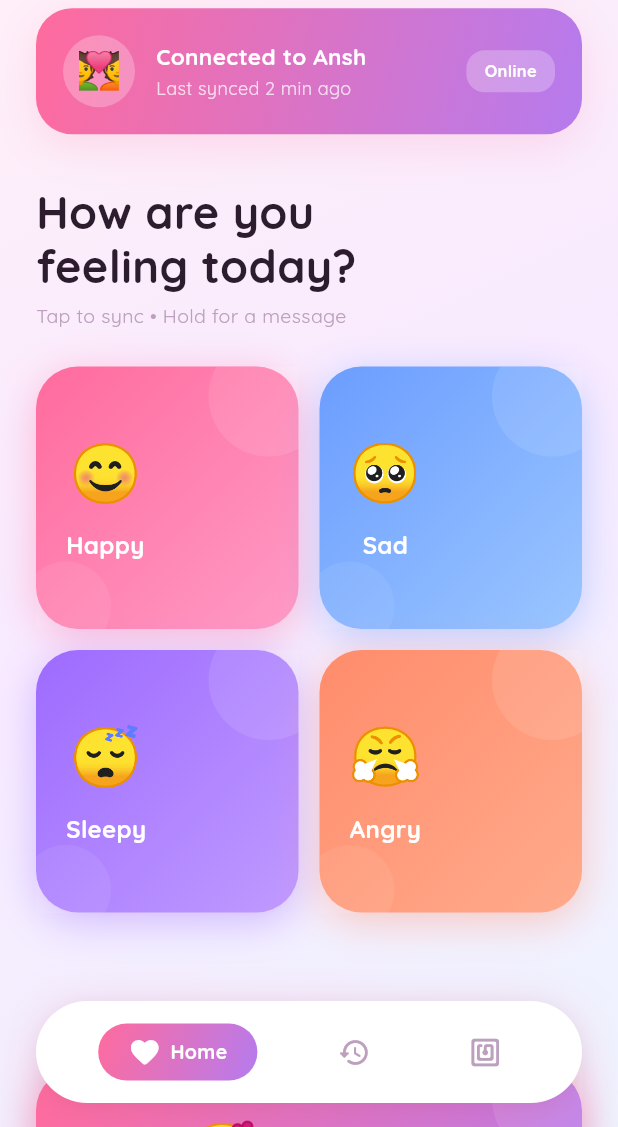
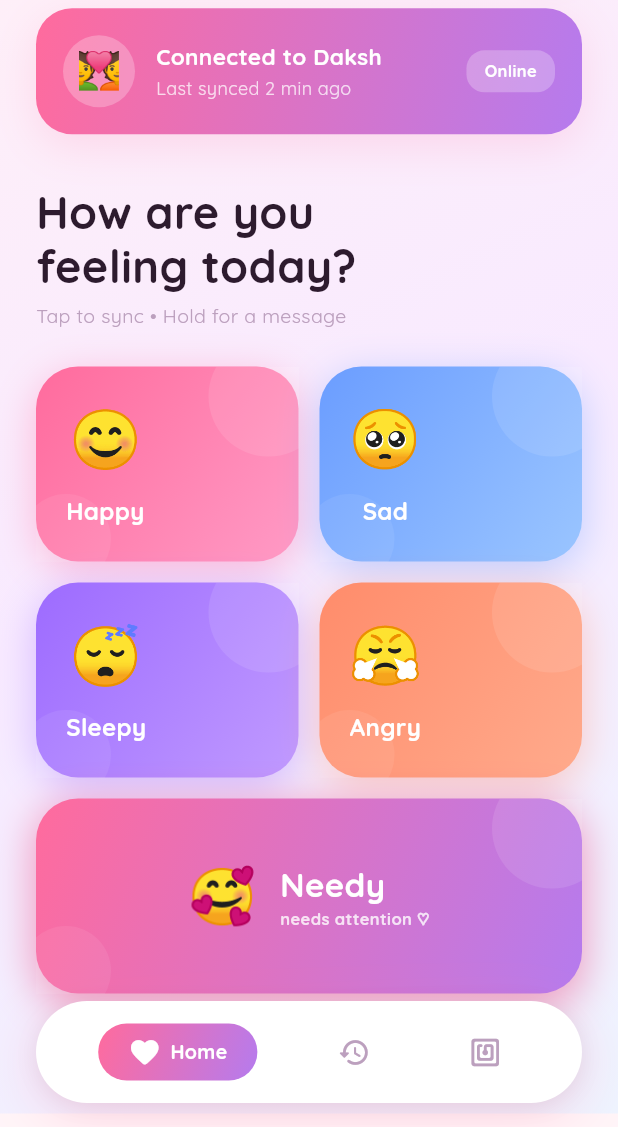
Before and after one commit to DakshKamble/soul-sync, a Flutter app: the screen it shows after launch, on a phone screen of 412 x 824 dp, the part 109-1236 px from its top. Run offline on Flutter 3.47's test engine with Material 3 defaults, Android fonts, the phone set to English and light mode, and no system bars; our stand-ins replace firebase_core, firebase_database; accounts and stored records are empty.

Commit message:
working for modification

```diff
--- a/lib/main.dart
+++ b/lib/main.dart
@@ -221,8 +221,7 @@ class _NavItem extends StatelessWidget {
         child: Row(
           mainAxisSize: MainAxisSize.min,
           children: [
-            Icon(icon,
-                color: active ? Colors.white : SS.textLight, size: 22),
+            Icon(icon, color: active ? Colors.white : SS.textLight, size: 22),
             if (active) ...[
               const SizedBox(width: 6),
               Text(label,
@@ -236,6 +235,16 @@ class _NavItem extends StatelessWidget {
       ),
     );
   }
+}
+
+// ─── MOOD DATA ────────────────────────────────────────────────────────────────
+
+class MoodData {
+  final String name;
+  final String emoji;
+  final Color color;
+  final List<Color> gradient;
+  const MoodData(this.name, this.emoji, this.color, this.gradient);
 }
 
 // ─── HOME TAB ─────────────────────────────────────────────────────────────────
@@ -317,6 +326,7 @@ class _HomeTabState extends State<HomeTab> with TickerProviderStateMixin {
           child: FadeTransition(opacity: anim, child: child),
         );
       },
+      // FIX: Pass _sendMood directly — signature now matches
       pageBuilder: (ctx, _, __) => _MoodDialog(mood: mood, onSend: _sendMood),
     );
   }
@@ -326,8 +336,9 @@ class _HomeTabState extends State<HomeTab> with TickerProviderStateMixin {
     return SafeArea(
       bottom: false,
       child: SingleChildScrollView(
-        padding: const EdgeInsets.fromLTRB(24, 8, 24, 120),
+        padding: const EdgeInsets.fromLTRB(24, 8, 24, 80), //changed according to gemini -1
         child: Column(
+          mainAxisSize: MainAxisSize.min,
           crossAxisAlignment: CrossAxisAlignment.start,
           children: [
             _buildHeader(),
@@ -344,8 +355,9 @@ class _HomeTabState extends State<HomeTab> with TickerProviderStateMixin {
             Text('Tap to sync • Hold for a message',
                 style: TextStyle(fontSize: 13, color: SS.textLight)),
             const SizedBox(height: 24),
+            // FIX: 2x2 grid then full-width Needy button below
             _buildMoodGrid(),
-            const SizedBox(height: 20),
+            const SizedBox(height: 14),
             _buildNeedyButton(),
           ],
         ),
@@ -424,7 +436,7 @@ class _HomeTabState extends State<HomeTab> with TickerProviderStateMixin {
               child: Column(
                   crossAxisAlignment: CrossAxisAlignment.start,
                   children: [
-                    const Text('Connected to Ansh',
+                    const Text('Connected to Daksh',
                         style: TextStyle(
                             color: Colors.white,
                             fontWeight: FontWeight.w700,
@@ -455,6 +467,8 @@ class _HomeTabState extends State<HomeTab> with TickerProviderStateMixin {
     );
   }
 
+  // FIX: Use a Row-based 2×2 layout instead of GridView so heights are equal
+  // and there is consistent 14px spacing between all cards.
   Widget _buildMoodGrid() {
     final moods = [
       MoodData('Happy', '😊', const Color(0xFFFF6B9D),
@@ -466,23 +480,55 @@ class _HomeTabState extends State<HomeTab> with TickerProviderStateMixin {
       MoodData('Angry', '😤', const Color(0xFFFF8C6B),
           [const Color(0xFFFF8C6B), const Color(0xFFFFAA8C)]),
     ];
-    return GridView.count(
-      shrinkWrap: true,
-      physics: const NeverScrollableScrollPhysics(),
-      crossAxisCount: 2,
-      crossAxisSpacing: 14,
-      mainAxisSpacing: 14,
-      childAspectRatio: 1.0,
-      children: moods
-          .asMap()
-          .entries
-          .map((e) => _AnimatedMoodCard(
-                mood: e.value,
-                delay: Duration(milliseconds: e.key * 80),
-                onTap: () => _sendMood(e.value.name),
-                onLongPress: () => _openMoodDialog(e.value),
-              ))
-          .toList(),
+
+    return Column(
+      children: [
+        // Row 1
+        Row(
+          children: [
+            Expanded(
+              child: _AnimatedMoodCard(
+                mood: moods[0],
+                delay: const Duration(milliseconds: 0),
+                onTap: () => _sendMood(moods[0].name),
+                onLongPress: () => _openMoodDialog(moods[0]),
+              ),
+            ),
+            const SizedBox(width: 14),
+            Expanded(
+              child: _AnimatedMoodCard(
+                mood: moods[1],
+                delay: const Duration(milliseconds: 80),
+                onTap: () => _sendMood(moods[1].name),
+                onLongPress: () => _openMoodDialog(moods[1]),
+              ),
+            ),
+          ],
+        ),
+        const SizedBox(height: 14),
+        // Row 2
+        Row(
+          children: [
+            Expanded(
+              child: _AnimatedMoodCard(
+                mood: moods[2],
+                delay: const Duration(milliseconds: 160),
+                onTap: () => _sendMood(moods[2].name),
+                onLongPress: () => _openMoodDialog(moods[2]),
+              ),
+            ),
+            const SizedBox(width: 14),
+            Expanded(
+              child: _AnimatedMoodCard(
+                mood: moods[3],
+                delay: const Duration(milliseconds: 240),
+                onTap: () => _sendMood(moods[3].name),
+                onLongPress: () => _openMoodDialog(moods[3]),
+              ),
+            ),
+          ],
+        ),
+      ],
     );
   }
 
@@ -497,16 +543,6 @@ class _HomeTabState extends State<HomeTab> with TickerProviderStateMixin {
       isFeatured: true,
     );
   }
-}
-
-// ─── MOOD DATA ────────────────────────────────────────────────────────────────
-
-class MoodData {
-  final String name;
-  final String emoji;
-  final Color color;
-  final List<Color> gradient;
-  const MoodData(this.name, this.emoji, this.color, this.gradient);
 }
 
 // ─── ANIMATED MOOD CARD ───────────────────────────────────────────────────────
@@ -550,8 +586,7 @@ class _AnimatedMoodCardState extends State<_AnimatedMoodCard>
       ..repeat(reverse: true);
 
     _entry = CurvedAnimation(parent: _entryCtrl, curve: Curves.easeOutBack);
-    _press =
-        Tween<double>(begin: 1.0, end: 0.93).animate(_pressCtrl);
+    _press = Tween<double>(begin: 1.0, end: 0.93).animate(_pressCtrl);
 
     Future.delayed(widget.delay, () {
       if (mounted) _entryCtrl.forward();
@@ -581,7 +616,7 @@ class _AnimatedMoodCardState extends State<_AnimatedMoodCard>
           onTapDown: (_) => _pressCtrl.forward(),
           onTapCancel: () => _pressCtrl.reverse(),
           child: Container(
-            height: widget.isFeatured ? 110 : null,
+            height: 130,
             decoration: BoxDecoration(
               gradient: LinearGradient(
                 colors: widget.mood.gradient,
@@ -601,7 +636,7 @@ class _AnimatedMoodCardState extends State<_AnimatedMoodCard>
             ),
             child: Stack(
               children: [
-                // Decorative circle
+                // Decorative circles
                 Positioned(
                   right: -20,
                   top: -20,
@@ -647,8 +682,7 @@ class _AnimatedMoodCardState extends State<_AnimatedMoodCard>
                                         fontWeight: FontWeight.w800)),
                                 Text('needs attention ♡',
                                     style: TextStyle(
-                                        color:
-                                            Colors.white.withOpacity(0.8),
+                                        color: Colors.white.withOpacity(0.8),
                                         fontSize: 11,
                                         fontWeight: FontWeight.w600)),
                               ],
@@ -680,9 +714,11 @@ class _AnimatedMoodCardState extends State<_AnimatedMoodCard>
 
 // ─── MOOD DIALOG ──────────────────────────────────────────────────────────────
 
+// FIX: onSend signature changed to match _HomeTabState._sendMood exactly
 class _MoodDialog extends StatefulWidget {
   final MoodData mood;
-  final Function(String, {String message}) onSend;
+  final Future<void> Function(String mood, {String message}) onSend;
+
   const _MoodDialog({required this.mood, required this.onSend});
 
   @override
@@ -791,8 +827,7 @@ class _MoodDialogState extends State<_MoodDialog>
                   const SizedBox(height: 16),
                   GestureDetector(
                     onTap: () {
-                      widget.onSend(widget.mood.name,
-                          message: _ctrl.text);
+                      widget.onSend(widget.mood.name, message: _ctrl.text);
                       Navigator.pop(context);
                     },
                     child: AnimatedBuilder(
@@ -877,7 +912,9 @@ class HistoryTab extends StatelessWidget {
 
   @override
   Widget build(BuildContext context) {
+    // FIX: Use .ref() directly — same pattern as original working code
     final ref = FirebaseDatabase.instance.ref().child('moods');
+
     return SafeArea(
       bottom: false,
       child: Column(children: [
@@ -925,25 +962,40 @@ class HistoryTab extends StatelessWidget {
                     child: CircularProgressIndicator(
                         color: SS.rose, strokeWidth: 2));
               }
+
+              // FIX: Robust null + type check matching original 400-line code
               if (!snap.hasData || snap.data!.snapshot.value == null) {
                 return _buildEmpty();
               }
-              final map = snap.data!.snapshot.value as Map<dynamic, dynamic>;
-              final list = map.values.toList()
-                ..sort((a, b) =>
-                    (b['timestamp'] as int).compareTo(a['timestamp'] as int));
+
+              final raw = snap.data!.snapshot.value;
+              if (raw is! Map) return _buildEmpty();
+
+              final map = raw as Map<dynamic, dynamic>;
+
+              // FIX: Build list from values, guard against non-map entries
+              final list = map.values
+                  .whereType<Map>()
+                  .toList()
+                ..sort((a, b) {
+                  final ta = (a['timestamp'] ?? 0) as int;
+                  final tb = (b['timestamp'] ?? 0) as int;
+                  return tb.compareTo(ta);
+                });
+
+              if (list.isEmpty) return _buildEmpty();
 
               return ListView.builder(
                 padding: const EdgeInsets.fromLTRB(24, 0, 24, 100),
                 itemCount: list.length,
                 itemBuilder: (_, i) {
                   final item = list[i];
-                  final moodData = _getMoodData(item['mood'] ?? '');
-                  final dt = DateTime.fromMillisecondsSinceEpoch(
-                      item['timestamp'] as int);
+                  final moodData = _getMoodData((item['mood'] ?? '') as String);
+                  final ts = (item['timestamp'] ?? 0) as int;
+                  final dt = DateTime.fromMillisecondsSinceEpoch(ts);
                   return _HistoryCard(
                     mood: moodData,
-                    message: item['message'] ?? '',
+                    message: (item['message'] ?? '') as String,
                     time: DateFormat('h:mm a').format(dt),
                     date: _formatDate(dt),
                     delay: Duration(milliseconds: i * 60),
@@ -959,16 +1011,22 @@ class HistoryTab extends StatelessWidget {
 
   String _formatDate(DateTime dt) {
     final now = DateTime.now();
-    if (dt.day == now.day) return 'Today';
+    if (dt.year == now.year && dt.month == now.month && dt.day == now.day) {
+      return 'Today';
+    }
     final yesterday = now.subtract(const Duration(days: 1));
-    if (dt.day == yesterday.day) return 'Yesterday';
+    if (dt.year == yesterday.year &&
+        dt.month == yesterday.month &&
+        dt.day == yesterday.day) {
+      return 'Yesterday';
+    }
     return DateFormat('MMM d').format(dt);
   }
 
   Widget _buildEmpty() {
     return Center(
       child: Column(mainAxisAlignment: MainAxisAlignment.center, children: [
-        Text('💝', style: TextStyle(fontSize: 64)),
+        const Text('💝', style: TextStyle(fontSize: 64)),
         const SizedBox(height: 16),
         Text('No moods yet',
             style: TextStyle(
@@ -1071,8 +1129,8 @@ class _HistoryCardState extends State<_HistoryCard>
                           width: 46,
                           height: 46,
                           decoration: BoxDecoration(
-                            gradient: LinearGradient(
-                                colors: widget.mood.gradient),
+                            gradient:
+                                LinearGradient(colors: widget.mood.gradient),
                             borderRadius: BorderRadius.circular(14),
                           ),
                           child: Center(
@@ -1237,16 +1295,15 @@ class _NFCTabState extends State<NFCTab> with TickerProviderStateMixin {
                 child: Column(
                   mainAxisAlignment: MainAxisAlignment.center,
                   children: [
-                    // Ripple animation
                     SizedBox(
                       width: 220,
                       height: 220,
                       child: Stack(
                         alignment: Alignment.center,
                         children: [
-                          _buildRing(_ring3, 220, 0.0),
-                          _buildRing(_ring2, 170, 0.0),
-                          _buildRing(_ring1, 120, 0.0),
+                          _buildRing(_ring3, 220),
+                          _buildRing(_ring2, 170),
+                          _buildRing(_ring1, 120),
                           AnimatedBuilder(
                             animation: _iconCtrl,
                             builder: (_, __) => Transform.scale(
@@ -1283,9 +1340,7 @@ class _NFCTabState extends State<NFCTab> with TickerProviderStateMixin {
                       'Bring your devices together\nto sync instantly 💕',
                       textAlign: TextAlign.center,
                       style: TextStyle(
-                          fontSize: 15,
-                          color: SS.textMid,
-                          height: 1.6),
+                          fontSize: 15, color: SS.textMid, height: 1.6),
                     ),
                     const SizedBox(height: 36),
                     _buildNFCButton(),
@@ -1299,7 +1354,7 @@ class _NFCTabState extends State<NFCTab> with TickerProviderStateMixin {
     );
   }
 
-  Widget _buildRing(AnimationController ctrl, double size, double startFrom) {
+  Widget _buildRing(AnimationController ctrl, double size) {
     return AnimatedBuilder(
       animation: ctrl,
       builder: (_, __) {
@@ -1311,10 +1366,7 @@ class _NFCTabState extends State<NFCTab> with TickerProviderStateMixin {
             height: size * (0.5 + 0.5 * progress),
             decoration: BoxDecoration(
               shape: BoxShape.circle,
-              border: Border.all(
-                color: SS.rose,
-                width: 1.5,
-              ),
+              border: Border.all(color: SS.rose, width: 1.5),
             ),
           ),
         );
@@ -1324,11 +1376,10 @@ class _NFCTabState extends State<NFCTab> with TickerProviderStateMixin {
 
   Widget _buildNFCButton() {
     return GestureDetector(
-      onTap: () {
-        HapticFeedback.mediumImpact();
-      },
+      onTap: () => HapticFeedback.mediumImpact(),
       child: Container(
-        padding: const EdgeInsets.symmetric(horizontal: 40, vertical: 16),
+        padding:
+            const EdgeInsets.symmetric(horizontal: 40, vertical: 16),
         decoration: BoxDecoration(
           gradient: SS.heroGrad,
           borderRadius: BorderRadius.circular(20),
```
